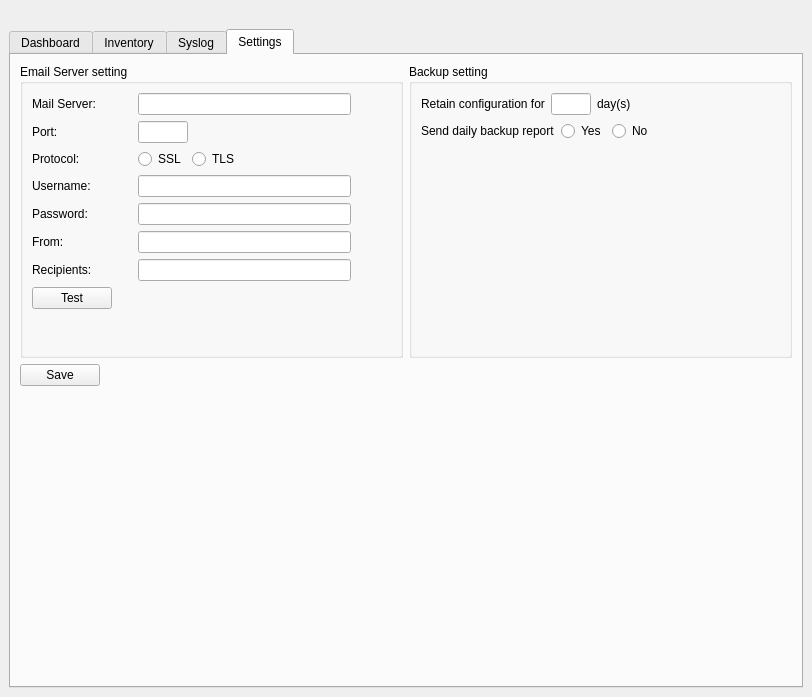
Qt form gui/ui/nmslite.ui (Samuelyip74/OmniVista-lite) before a commit.
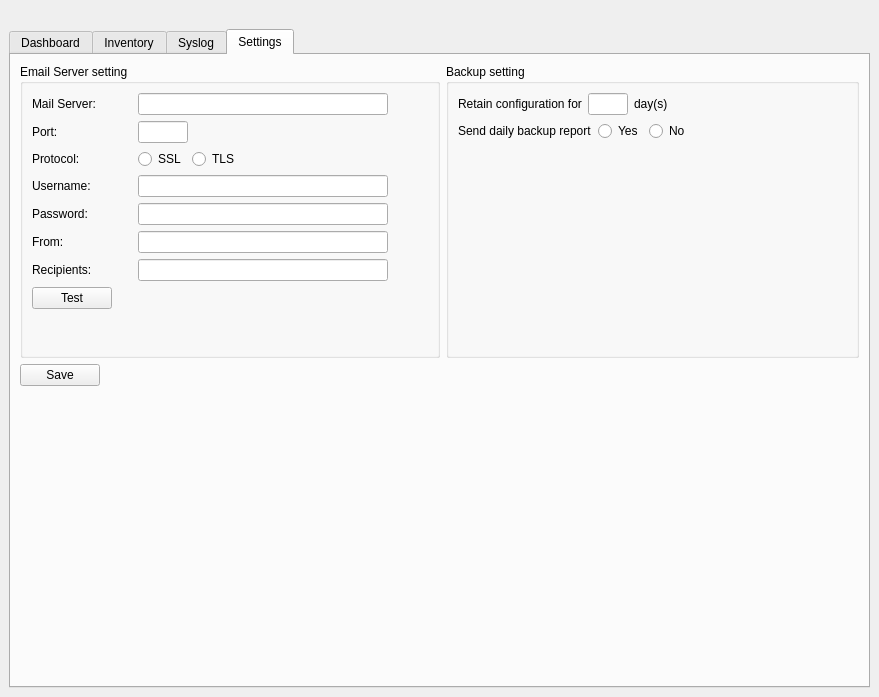
The same form after that commit. Icons and pictures are not drawn.

Diff of the .ui file:
```diff
--- a/gui/ui/nmslite.ui
+++ b/gui/ui/nmslite.ui
@@ -6,7 +6,7 @@
    <rect>
     <x>0</x>
     <y>0</y>
-    <width>808</width>
+    <width>879</width>
     <height>697</height>
    </rect>
   </property>
@@ -662,6 +662,12 @@
                      </item>
                      <item>
                       <widget class="QLineEdit" name="t4_mail_server">
+                       <property name="minimumSize">
+                        <size>
+                         <width>250</width>
+                         <height>0</height>
+                        </size>
+                       </property>
                        <property name="maximumSize">
                         <size>
                          <width>250</width>
@@ -676,7 +682,7 @@
                         <enum>Qt::Orientation::Horizontal</enum>
                        </property>
                        <property name="sizeType">
-                        <enum>QSizePolicy::Policy::Fixed</enum>
+                        <enum>QSizePolicy::Policy::Expanding</enum>
                        </property>
                        <property name="sizeHint" stdset="0">
                         <size>
@@ -795,6 +801,12 @@
                      </item>
                      <item>
                       <widget class="QLineEdit" name="t4_username">
+                       <property name="minimumSize">
+                        <size>
+                         <width>250</width>
+                         <height>0</height>
+                        </size>
+                       </property>
                        <property name="maximumSize">
                         <size>
                          <width>250</width>
@@ -809,7 +821,7 @@
                         <enum>Qt::Orientation::Horizontal</enum>
                        </property>
                        <property name="sizeType">
-                        <enum>QSizePolicy::Policy::Fixed</enum>
+                        <enum>QSizePolicy::Policy::Expanding</enum>
                        </property>
                        <property name="sizeHint" stdset="0">
                         <size>
@@ -838,6 +850,12 @@
                      </item>
                      <item>
                       <widget class="QLineEdit" name="t4_password">
+                       <property name="minimumSize">
+                        <size>
+                         <width>250</width>
+                         <height>0</height>
+                        </size>
+                       </property>
                        <property name="maximumSize">
                         <size>
                          <width>250</width>
@@ -855,7 +873,7 @@
                         <enum>Qt::Orientation::Horizontal</enum>
                        </property>
                        <property name="sizeType">
-                        <enum>QSizePolicy::Policy::Fixed</enum>
+                        <enum>QSizePolicy::Policy::Expanding</enum>
                        </property>
                        <property name="sizeHint" stdset="0">
                         <size>
@@ -884,6 +902,12 @@
                      </item>
                      <item>
                       <widget class="QLineEdit" name="t4_from">
+                       <property name="minimumSize">
+                        <size>
+                         <width>250</width>
+                         <height>0</height>
+                        </size>
+                       </property>
                        <property name="maximumSize">
                         <size>
                          <width>250</width>
@@ -898,7 +922,7 @@
                         <enum>Qt::Orientation::Horizontal</enum>
                        </property>
                        <property name="sizeType">
-                        <enum>QSizePolicy::Policy::Fixed</enum>
+                        <enum>QSizePolicy::Policy::Expanding</enum>
                        </property>
                        <property name="sizeHint" stdset="0">
                         <size>
@@ -927,6 +951,12 @@
                      </item>
                      <item>
                       <widget class="QLineEdit" name="t4_recipients">
+                       <property name="minimumSize">
+                        <size>
+                         <width>250</width>
+                         <height>0</height>
+                        </size>
+                       </property>
                        <property name="maximumSize">
                         <size>
                          <width>250</width>
@@ -941,7 +971,7 @@
                         <enum>Qt::Orientation::Horizontal</enum>
                        </property>
                        <property name="sizeType">
-                        <enum>QSizePolicy::Policy::Fixed</enum>
+                        <enum>QSizePolicy::Policy::Expanding</enum>
                        </property>
                        <property name="sizeHint" stdset="0">
                         <size>
```
